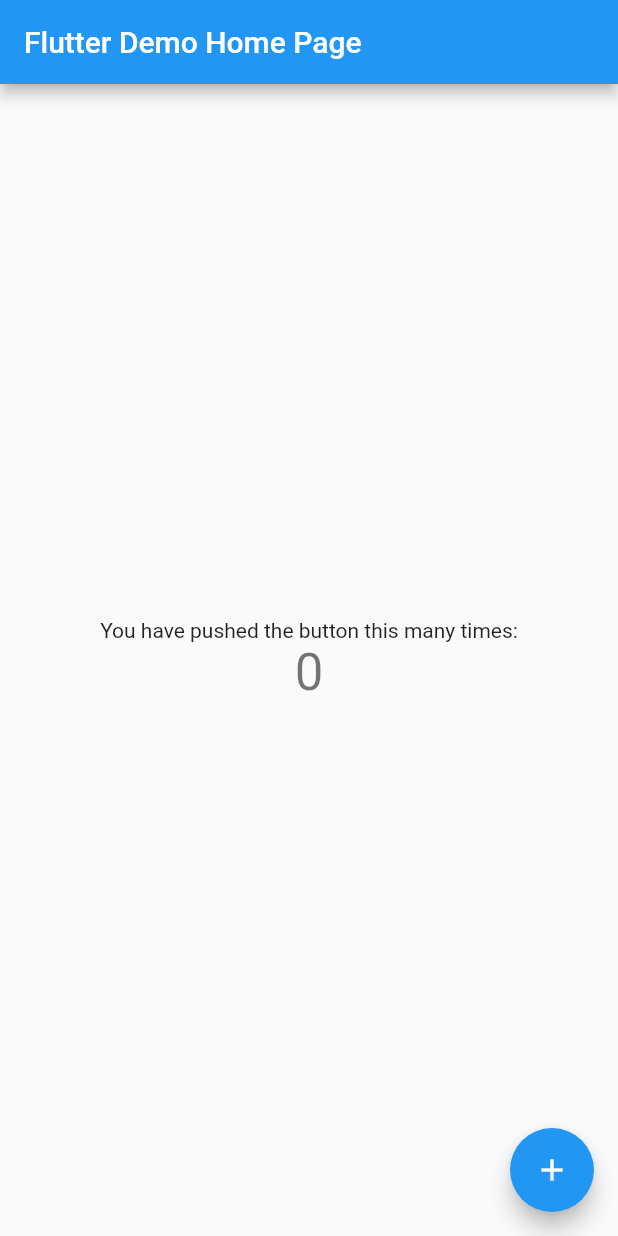
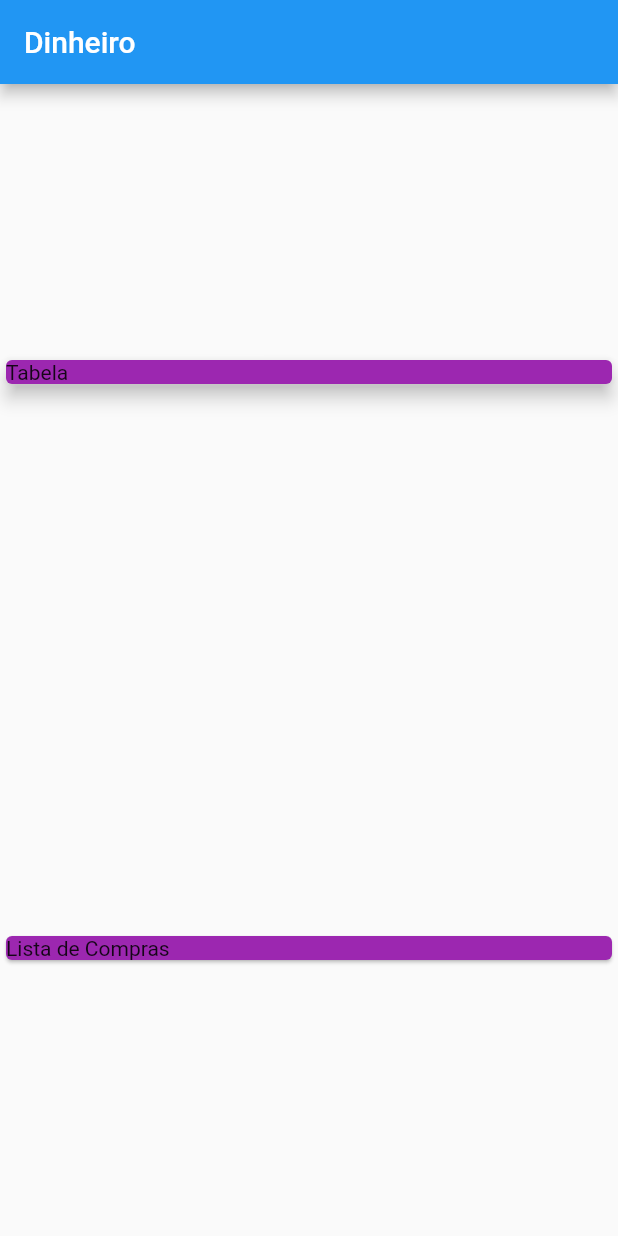
Before and after one commit to LeandroTheDev/Expenses_Mobile_App, a Flutter app: the screen it shows after launch, on a phone screen of 412 x 824 dp. Run offline on Flutter 3.47's test engine with Material 2 defaults, Android fonts, the phone set to English and light mode, and no system bars.

Commit message:
Add files via upload

```diff
--- a/lib/main.dart
+++ b/lib/main.dart
@@ -1,115 +1,45 @@
 import 'package:flutter/material.dart';
 
 void main() {
-  runApp(const MyApp());
+  runApp(Expense());
 }
 
-class MyApp extends StatelessWidget {
-  const MyApp({Key? key}) : super(key: key);
 
-  // This widget is the root of your application.
+class Expense extends StatelessWidget {
   @override
-  Widget build(BuildContext context) {
+  Widget build(BuildContext context){
     return MaterialApp(
-      title: 'Flutter Demo',
-      theme: ThemeData(
-        // This is the theme of your application.
-        //
-        // Try running your application with "flutter run". You'll see the
-        // application has a blue toolbar. Then, without quitting the app, try
-        // changing the primarySwatch below to Colors.green and then invoke
-        // "hot reload" (press "r" in the console where you ran "flutter run",
-        // or simply save your changes to "hot reload" in a Flutter IDE).
-        // Notice that the counter didn't reset back to zero; the application
-        // is not restarted.
-        primarySwatch: Colors.blue,
-      ),
-      home: const MyHomePage(title: 'Flutter Demo Home Page'),
+      home: HomePage()
     );
   }
 }
 
-class MyHomePage extends StatefulWidget {
-  const MyHomePage({Key? key, required this.title}) : super(key: key);
-
-  // This widget is the home page of your application. It is stateful, meaning
-  // that it has a State object (defined below) that contains fields that affect
-  // how it looks.
-
-  // This class is the configuration for the state. It holds the values (in this
-  // case the title) provided by the parent (in this case the App widget) and
-  // used by the build method of the State. Fields in a Widget subclass are
-  // always marked "final".
-
-  final String title;
-
+class HomePage extends StatelessWidget {
   @override
-  State<MyHomePage> createState() => _MyHomePageState();
-}
-
-class _MyHomePageState extends State<MyHomePage> {
-  int _counter = 0;
-
-  void _incrementCounter() {
-    setState(() {
-      // This call to setState tells the Flutter framework that something has
-      // changed in this State, which causes it to rerun the build method below
-      // so that the display can reflect the updated values. If we changed
-      // _counter without calling setState(), then the build method would not be
-      // called again, and so nothing would appear to happen.
-      _counter++;
-    });
-  }
-
-  @override
-  Widget build(BuildContext context) {
-    // This method is rerun every time setState is called, for instance as done
-    // by the _incrementCounter method above.
-    //
-    // The Flutter framework has been optimized to make rerunning build methods
-    // fast, so that you can just rebuild anything that needs updating rather
-    // than having to individually change instances of widgets.
+  Widget build(BuildContext context){
     return Scaffold(
       appBar: AppBar(
-        // Here we take the value from the MyHomePage object that was created by
-        // the App.build method, and use it to set our appbar title.
-        title: Text(widget.title),
+        title: Text("Dinheiro"),
       ),
-      body: Center(
-        // Center is a layout widget. It takes a single child and positions it
-        // in the middle of the parent.
-        child: Column(
-          // Column is also a layout widget. It takes a list of children and
-          // arranges them vertically. By default, it sizes itself to fit its
-          // children horizontally, and tries to be as tall as its parent.
-          //
-          // Invoke "debug painting" (press "p" in the console, choose the
-          // "Toggle Debug Paint" action from the Flutter Inspector in Android
-          // Studio, or the "Toggle Debug Paint" command in Visual Studio Code)
-          // to see the wireframe for each widget.
-          //
-          // Column has various properties to control how it sizes itself and
-          // how it positions its children. Here we use mainAxisAlignment to
-          // center the children vertically; the main axis here is the vertical
-          // axis because Columns are vertical (the cross axis would be
-          // horizontal).
-          mainAxisAlignment: MainAxisAlignment.center,
-          children: <Widget>[
-            const Text(
-              'You have pushed the button this many times:',
+
+
+      body: Column(
+        mainAxisAlignment: MainAxisAlignment.spaceAround,
+        crossAxisAlignment: CrossAxisAlignment.stretch,
+        children: <Widget>[
+          Container(
+            child: Card(
+              color: Colors.purple,
+              child: Text("Tabela"),
+              elevation: 5,
             ),
-            Text(
-              '$_counter',
-              style: Theme.of(context).textTheme.headline4,
-            ),
-          ],
-        ),
+          ),
+          Card(
+            color: Colors.purple,
+            child: Text("Lista de Compras"),
+          ),
+        ],
       ),
-      floatingActionButton: FloatingActionButton(
-        onPressed: _incrementCounter,
-        tooltip: 'Increment',
-        child: const Icon(Icons.add),
-      ), // This trailing comma makes auto-formatting nicer for build methods.
     );
   }
 }
```
